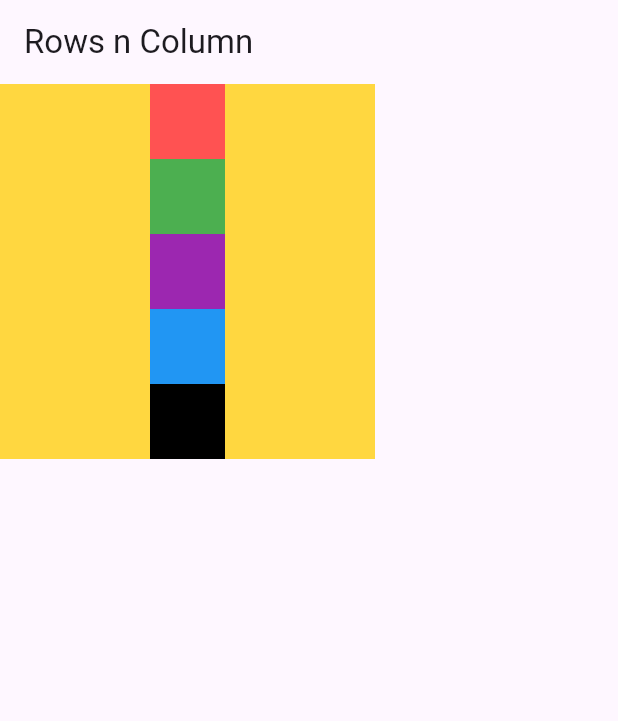
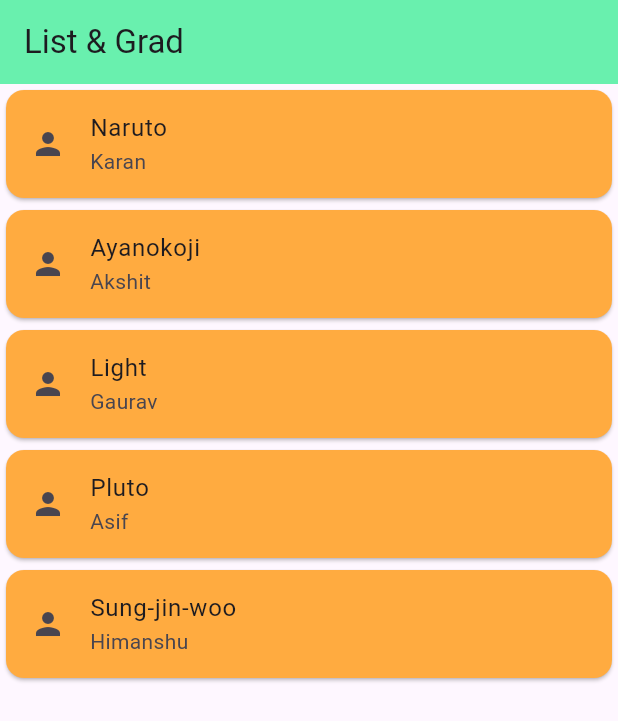
Before and after one commit to dhruv20047228/flutter-dev, a Flutter app: the screen it shows after launch, on a phone screen of 412 x 824 dp. Shown: the top 721 px of the screen. Run offline on Flutter 3.47's test engine with Material 3 defaults, Android fonts, the phone set to English and light mode, and no system bars.

Commit message:
Files Added

```diff
--- a/lib/main.dart
+++ b/lib/main.dart
@@ -1,5 +1,5 @@
 import 'package:flutter/material.dart';
-import 'package:my_app/widgets/rowsncol.dart';
+import 'package:my_app/widgets/list_grad.dart';
 
 void main() => runApp(MyApp());
 
@@ -8,9 +8,6 @@ class MyApp extends StatelessWidget {
 
   @override
   Widget build(BuildContext context) {
-    return MaterialApp(
-      debugShowCheckedModeBanner: false,
-      home: rowsncol(),
-    );
+    return MaterialApp(debugShowCheckedModeBanner: false, home: ListGrad());
   }
 }
--- /dev/null
+++ b/lib/widgets/list_grad.dart
@@ -0,0 +1,53 @@
+import 'package:flutter/material.dart';
+
+class ListGrad extends StatefulWidget {
+  const ListGrad({super.key});
+
+  @override
+  State<ListGrad> createState() => _ListGradState();
+}
+
+class _ListGradState extends State<ListGrad> {
+  List<String> Characters = [
+    'Naruto',
+    'Ayanokoji',
+    'Light',
+    'Pluto',
+    'Sung-jin-woo',
+  ];
+  Map actor = {
+    'Characters': ['Naruto', 'Ayanokoji', 'Light', 'Pluto', 'Sung-jin-woo'],
+    'Actors': ['Karan', 'Akshit', 'Gaurav', 'Asif', 'Himanshu'],
+  };
+  @override
+  Widget build(BuildContext context) {
+    return Scaffold(
+      appBar: AppBar(
+        title: Text('List & Grad'),
+        elevation: 0,
+        backgroundColor: Colors.greenAccent,
+      ),
+      body: Container(
+        child: ListView.builder(
+
+          itemCount: Characters.length,
+          itemBuilder: (context, index) {
+            return Card(
+              color: Colors.orangeAccent,
+              child: ListTile(
+                onTap: () {
+                  print((actor['Characters'][index]));
+                },
+                leading: Icon(Icons.person),
+                title: Text(actor['Characters'][index]),
+                subtitle: Text(actor['Actors'][index]),
+              ),
+            );
+          },
+        ),
+
+
+      ),
+    );
+  }
+}
```
